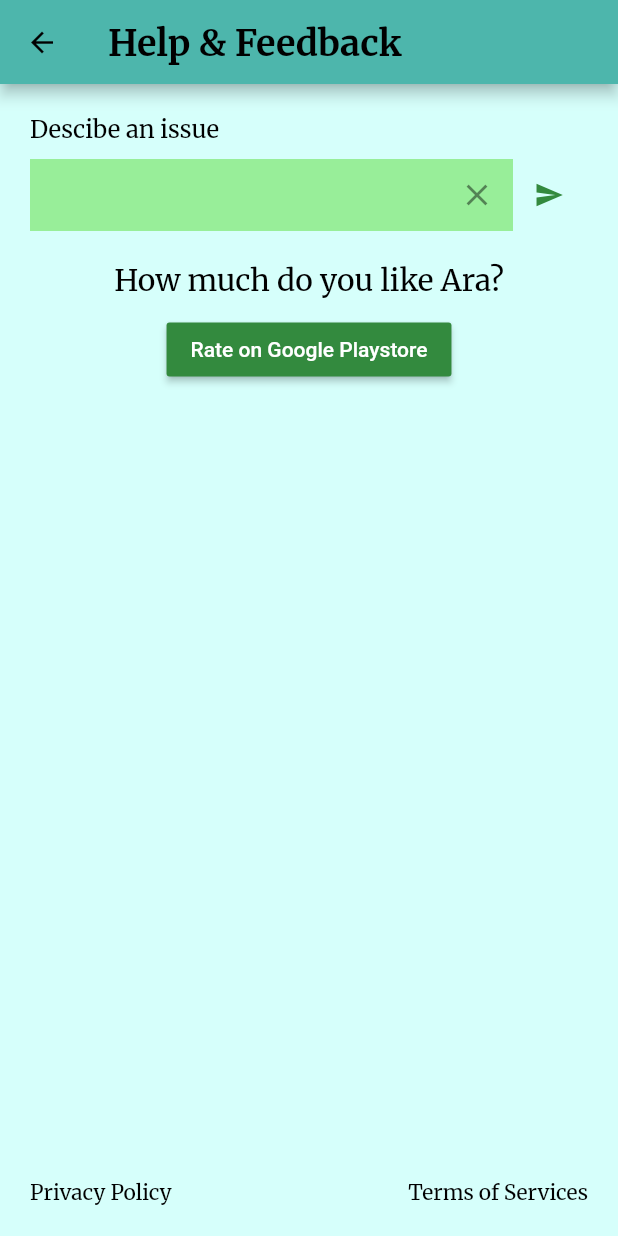
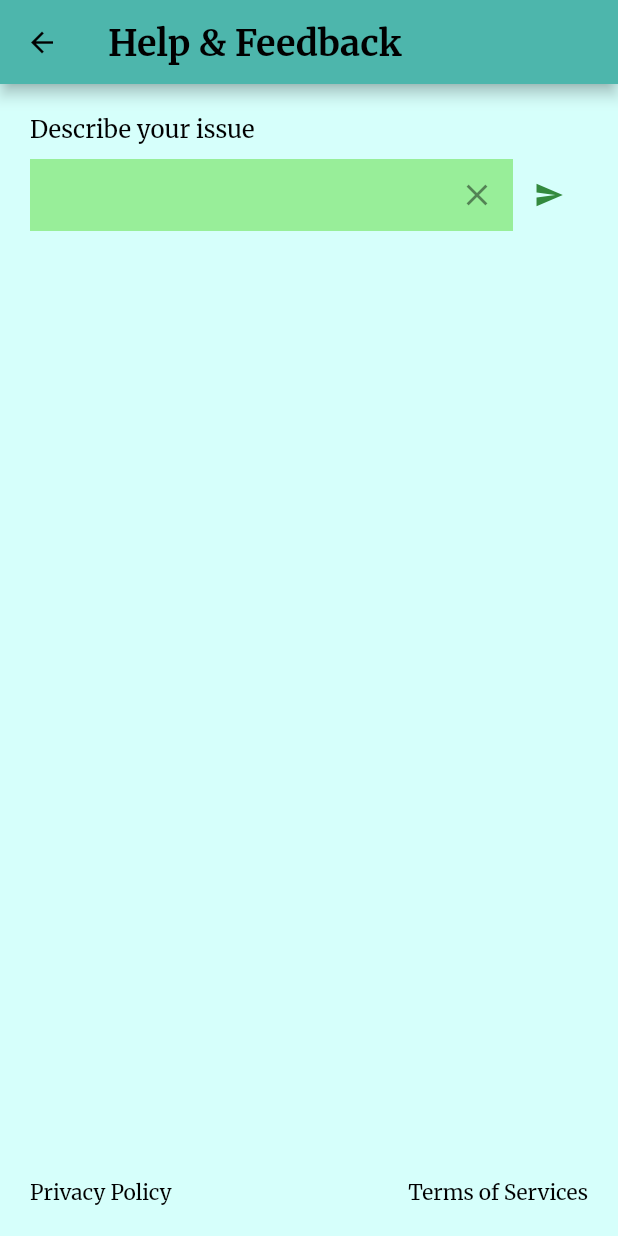
Before and after one commit to arsharaj/ara-chatbot, a Flutter app: the HelpAndFeedback screen opened by its route, after a tap on the "send" icon, on a phone screen of 412 x 824 dp. Run offline on Flutter 3.47's test engine with Material 2 defaults, Android fonts, the phone set to English and light mode, and no system bars; our stand-ins replace google_fonts.

Commit message:
Add completed help and feedback screen

```diff
--- a/lib/components/help_and_feedback.dart
+++ b/lib/components/help_and_feedback.dart
@@ -1,5 +1,7 @@
 // Include all the required files
 import 'package:flutter/material.dart';
+import 'package:ara_chatbot/utils/bottom_nav.dart';
+import 'package:ara_chatbot/utils/create_issue.dart';
 import 'package:ara_chatbot/utils/colors.dart';
 import 'package:google_fonts/google_fonts.dart';
 
@@ -15,6 +17,7 @@ class HelpAndFeedback extends StatelessWidget {
 
   @override
   Widget build(BuildContext context) {
+    // Some theme color tweaks
     final Color backgroundColor =
         (MediaQuery.of(context).platformBrightness == Brightness.light)
             ? backgroundColorLight
@@ -23,14 +26,14 @@ class HelpAndFeedback extends StatelessWidget {
         (MediaQuery.of(context).platformBrightness == Brightness.light)
             ? textColorLight
             : textColorDark;
-    final Color buttonTextColor =
-        (MediaQuery.of(context).platformBrightness == Brightness.dark)
-            ? textColorLight
-            : textColorDark;
     final Color buttonColor =
         (MediaQuery.of(context).platformBrightness == Brightness.dark)
             ? accentColorDark
             : accentColorLight;
+    // final Color buttonTextColor =
+    //     (MediaQuery.of(context).platformBrightness == Brightness.dark)
+    //         ? textColorLight
+    //         : textColorDark;
 
     return Scaffold(
       backgroundColor: backgroundColor,
@@ -43,7 +46,7 @@ class HelpAndFeedback extends StatelessWidget {
           crossAxisAlignment: CrossAxisAlignment.start,
           children: <Widget>[
             Text(
-              "Descibe an issue",
+              "Describe your issue",
               style: GoogleFonts.merriweather(
                 fontSize: 16,
                 color: textColor,
@@ -75,11 +78,9 @@ class HelpAndFeedback extends StatelessWidget {
                   icon: Icon(Icons.send),
                   color: buttonColor,
                   onPressed: () {
-                    // TODO
-                    if (controller.text == "") {
-                      print("Empty text field!!");
-                    } else {
-                      print(controller.text);
+                    if (controller.text != "") {
+                      CreateIssue newIssue = CreateIssue(data: controller.value.text);
+                      newIssue.sendIssue();
                     }
                     controller.text = "";
                   },
@@ -89,54 +90,9 @@ class HelpAndFeedback extends StatelessWidget {
             SizedBox(
               height: 20,
             ),
-            Center(
-              child: Column(
-                children: <Widget>[
-                  Text(
-                    "How much do you like Ara?",
-                    style: GoogleFonts.merriweather(
-                      color: textColor,
-                      fontSize: 20,
-                    ),
-                  ),
-                  SizedBox(height: 10),
-                  RaisedButton(
-                    onPressed: () {},
-                    child: Text(
-                      "Rate on Google Playstore",
-                    ),
-                    color: buttonColor,
-                    textColor: buttonTextColor,
-                  ),
-                ],
-              ),
-            ),
-            Expanded(
-              child: Row(
-                mainAxisAlignment: MainAxisAlignment.spaceBetween,
-                crossAxisAlignment: CrossAxisAlignment.end,
-                children: <Widget>[
-                  GestureDetector(
-                    onTap: () => Navigator.pushNamed(context, "/privacy"),
-                    child: Text(
-                      "Privacy Policy",
-                      style: GoogleFonts.merriweather(
-                        color: textColor,
-                      ),
-                    ),
-                  ),
-                  GestureDetector(
-                    onTap: () => Navigator.pushNamed(context, "/terms"),
-                    child: Text(
-                      "Terms of Services",
-                      style: GoogleFonts.merriweather(
-                        color: textColor,
-                      ),
-                    ),
-                  ),
-                ],
-              ),
-            ),
+            // TODO
+            // RatePlaystore(textColor: textColor, buttonColor: buttonColor, buttonTextColor: buttonTextColor),
+            BottomNav(textColor: textColor),
           ],
         ),
       ),
--- /dev/null
+++ b/lib/utils/bottom_nav.dart
@@ -0,0 +1,43 @@
+// Include all the required files
+import 'package:flutter/material.dart';
+import 'package:google_fonts/google_fonts.dart';
+
+// Bottom Nav for privacy and terms
+class BottomNav extends StatelessWidget {
+  const BottomNav({
+    Key key,
+    @required this.textColor,
+  }) : super(key: key);
+
+  final Color textColor;
+
+  @override
+  Widget build(BuildContext context) {
+    return Expanded(
+      child: Row(
+        mainAxisAlignment: MainAxisAlignment.spaceBetween,
+        crossAxisAlignment: CrossAxisAlignment.end,
+        children: <Widget>[
+          GestureDetector(
+            onTap: () => Navigator.pushNamed(context, "/privacy"),
+            child: Text(
+              "Privacy Policy",
+              style: GoogleFonts.merriweather(
+                color: textColor,
+              ),
+            ),
+          ),
+          GestureDetector(
+            onTap: () => Navigator.pushNamed(context, "/terms"),
+            child: Text(
+              "Terms of Services",
+              style: GoogleFonts.merriweather(
+                color: textColor,
+              ),
+            ),
+          ),
+        ],
+      ),
+    );
+  }
+}
```
Also changed, not shown: lib/utils/create_issue.dart (added, +29 -0 lines), lib/utils/rate_playstore.dart (added, +43 -0 lines), 1 other file.
